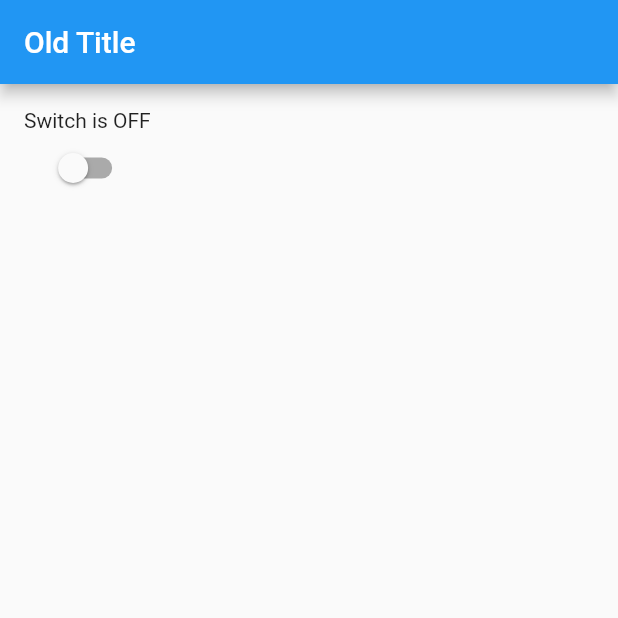
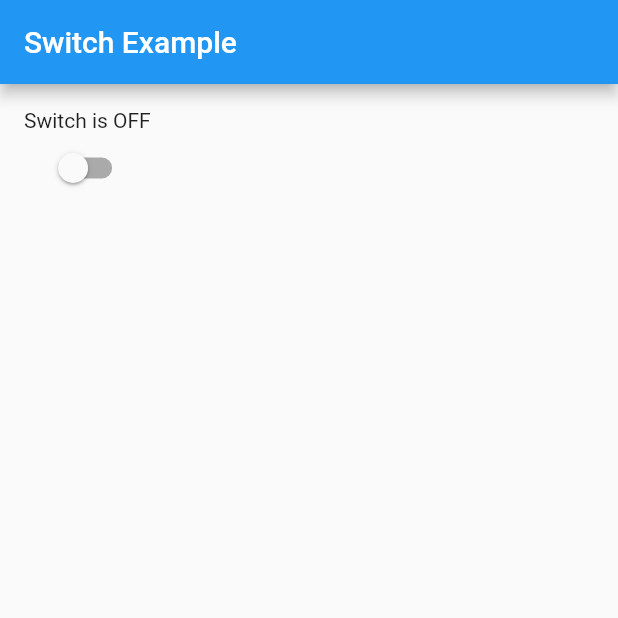
Before and after one commit to YYxDeveloper/first_flutter, a Flutter app: the screen it shows after launch, on a phone screen of 412 x 824 dp, the top half of it. Run offline on Flutter 3.47's test engine with Material 2 defaults, Android fonts, the light colour scheme and no system bars.

```diff
--- a/lib/main.dart
+++ b/lib/main.dart
@@ -12,21 +12,13 @@ class MyApp extends StatefulWidget {
 class _MyAppState extends State<MyApp> {
   bool _switchValue = false;
   String _displayText = 'Switch is OFF';
-  // setState appBarTitle
-  String appBarTitle = 'Old Title';
 
-  void changeTitle(bool theValue) {
-    setState(() {
-      appBarTitle = theValue ? 'New Title' : 'Old Title';
-    });
-
-  }
   @override
   Widget build(BuildContext context) {
     return MaterialApp(
       home: Scaffold(
         appBar: AppBar(
-          title: Text(appBarTitle),
+          title: Text('Switch Example'),
         ),
         body: Container(
           padding: EdgeInsets.all(16.0),
@@ -39,9 +31,6 @@ class _MyAppState extends State<MyApp> {
                   setState(() {
                     _switchValue = value;
                     _displayText = value ? 'Switch is ON' : 'Switch is OFF';
-
-                    // appBarTitle
-                    changeTitle(value);
                   });
                 },
               ),
```
